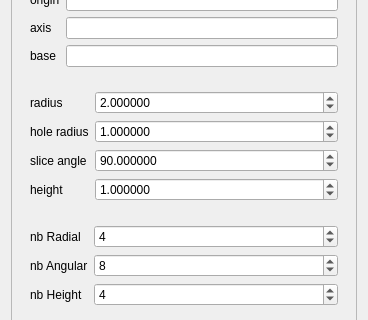
First picture: the form in src/HEXABLOCKGUI/MakeCylinder_QTD.ui, repository SalomePlatform/hexablock, before the edit; both pictures show x 0 to 368 and y 94 to 414 of the 368 by 695 pixel window.
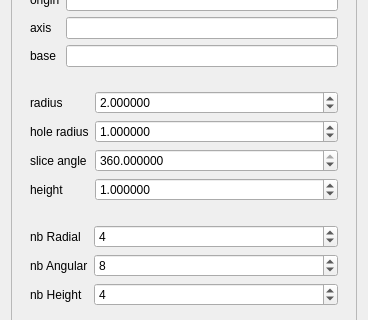
Second picture: the form after the edit.

Patch:
```diff
--- a/src/HEXABLOCKGUI/MakeCylinder_QTD.ui
+++ b/src/HEXABLOCKGUI/MakeCylinder_QTD.ui
@@ -102,8 +102,8 @@
        <rect>
         <x>0</x>
         <y>0</y>
-        <width>354</width>
-        <height>638</height>
+        <width>348</width>
+        <height>619</height>
        </rect>
       </property>
       <layout class="QVBoxLayout" name="verticalLayout_3">
@@ -224,7 +224,7 @@
              <double>10.000000000000000</double>
             </property>
             <property name="value">
-             <double>90.000000000000000</double>
+             <double>360.000000000000000</double>
             </property>
            </widget>
           </item>
```
